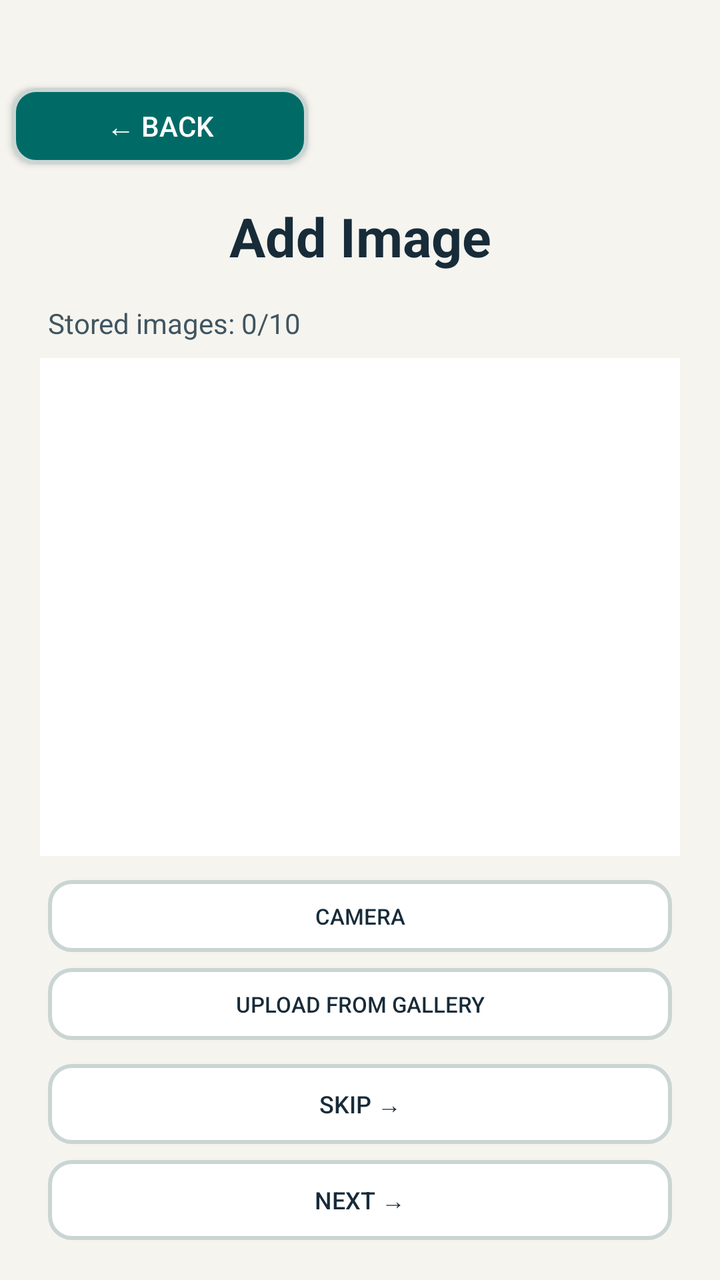
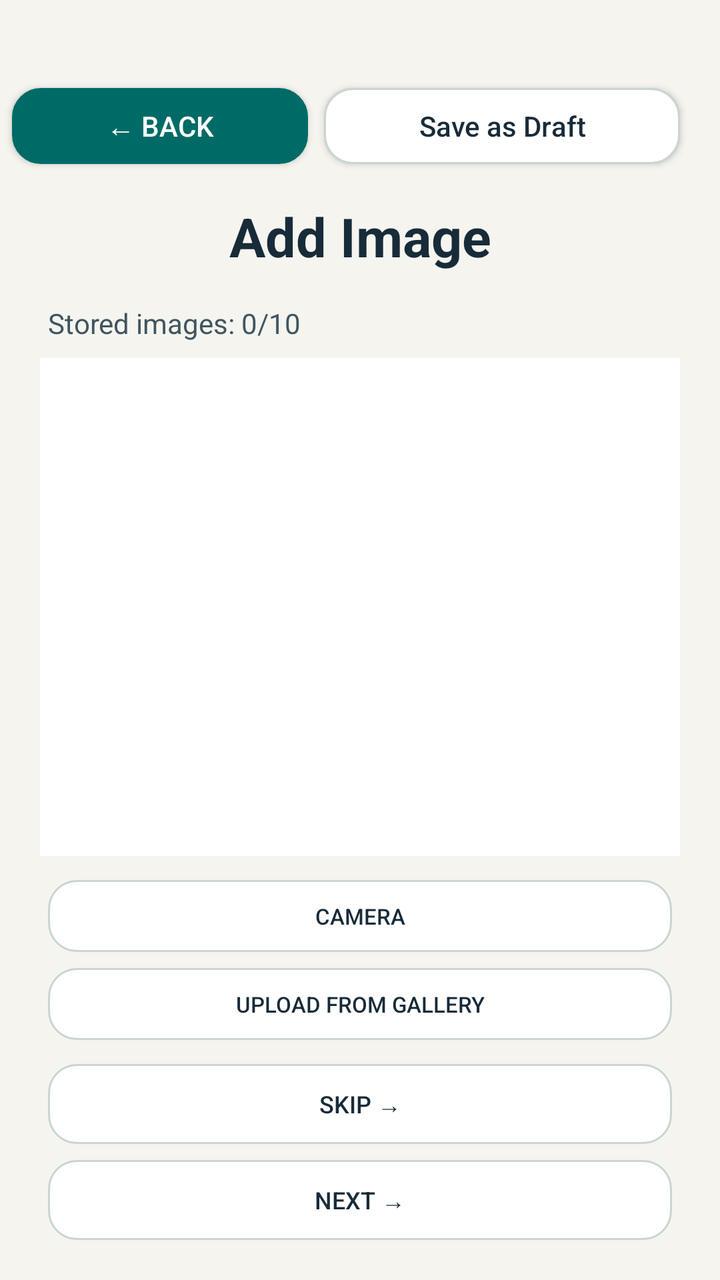

Before-and-after screenshots of an Android layout around one commit, followed by the original layout XML and the change that was made.
<!-- AndroidManifest.xml: application theme Theme.JavaReportingSystem -->
<!-- res/layout/activity_report_images.xml -->
<?xml version="1.0" encoding="utf-8"?>
<androidx.constraintlayout.widget.ConstraintLayout xmlns:android="http://schemas.android.com/apk/res/android"
    xmlns:app="http://schemas.android.com/apk/res-auto"
    xmlns:tools="http://schemas.android.com/tools"
    android:id="@+id/main"
    android:layout_width="match_parent"
    android:layout_height="match_parent"
    tools:context=".ui.ReportImagesActivity">

    
    <Button
        android:id="@+id/btnBack"
        android:layout_width="148dp"
        android:layout_height="38dp"
        android:layout_marginStart="6dp"
        android:layout_marginTop="44dp"
        android:background="@drawable/back_button"
        android:gravity="center"
        android:minHeight="0dp"
        android:minWidth="0dp"
        android:padding="0dp"
        android:text="← BACK"
        android:textColor="@color/safety_on_action"
        android:textAllCaps="false"
        android:textSize="14sp"
        app:layout_constraintStart_toStartOf="parent"
        app:layout_constraintTop_toTopOf="parent"
                app:backgroundTint="@null" />

    <TextView
        android:id="@+id/tvTitle"
        android:layout_width="wrap_content"
        android:layout_height="wrap_content"
        android:layout_marginTop="18dp"
        android:text="Add Image"
        android:textSize="27sp"
        android:textStyle="bold"
        android:textColor="@color/safety_text"
        app:layout_constraintTop_toBottomOf="@id/btnBack"
        app:layout_constraintStart_toStartOf="parent"
        app:layout_constraintEnd_toEndOf="parent" />

    <TextView
        android:id="@+id/tvImageCount"
        android:layout_width="wrap_content"
        android:layout_height="wrap_content"
        android:layout_marginStart="24dp"
        android:layout_marginTop="16dp"
        android:text="Stored images: 0/10"
        android:textSize="14sp"
        android:textColor="@color/safety_text_secondary"
        app:layout_constraintTop_toBottomOf="@id/tvTitle"
        app:layout_constraintStart_toStartOf="parent" />

    <androidx.recyclerview.widget.RecyclerView
        android:id="@+id/rvImageThumbnails"
        android:layout_width="0dp"
        android:layout_height="0dp"
        android:layout_marginStart="20dp"
        android:background="@color/safety_surface"
        android:layout_marginEnd="20dp"
        android:layout_marginTop="8dp"
        android:layout_marginBottom="12dp"
        android:clipToPadding="false"
        android:paddingBottom="4dp"
        android:overScrollMode="ifContentScrolls"
        app:layout_constraintTop_toBottomOf="@id/tvImageCount"
        app:layout_constraintBottom_toTopOf="@id/btnCamera"
        app:layout_constraintStart_toStartOf="parent"
        app:layout_constraintEnd_toEndOf="parent" />

    <Button
        android:id="@+id/btnCamera"
        android:layout_width="0dp"
        android:layout_height="36dp"
        android:layout_marginStart="24dp"
        android:layout_marginEnd="24dp"
        android:layout_marginBottom="8dp"
        android:text="CAMERA"
        android:textSize="11sp"
        android:textColor="@color/safety_text"
        android:background="@drawable/outline_button"
        android:minWidth="0dp"
        android:minHeight="0dp"
        android:padding="0dp"
        android:stateListAnimator="@null"
        app:layout_constraintBottom_toTopOf="@id/btnGallery"
        app:layout_constraintStart_toStartOf="parent"
        app:layout_constraintEnd_toEndOf="parent"
                app:backgroundTint="@null" />

    <Button
        android:id="@+id/btnGallery"
        android:layout_width="0dp"
        android:layout_height="36dp"
        android:layout_marginStart="24dp"
        android:layout_marginEnd="24dp"
        android:layout_marginBottom="12dp"
        android:text="UPLOAD FROM GALLERY"
        android:textSize="11sp"
        android:textColor="@color/safety_text"
        android:background="@drawable/outline_button"
        android:minWidth="0dp"
        android:minHeight="0dp"
        android:padding="0dp"
        android:stateListAnimator="@null"
        app:layout_constraintBottom_toTopOf="@id/btnSkip"
        app:layout_constraintStart_toStartOf="parent"
        app:layout_constraintEnd_toEndOf="parent"
                app:backgroundTint="@null" />

    <Button
        android:id="@+id/btnSkip"
        android:layout_width="0dp"
        android:layout_height="40dp"
        android:layout_marginStart="24dp"
        android:layout_marginEnd="24dp"
        android:layout_marginBottom="8dp"
        android:text="Skip →"
        android:textSize="12sp"
        android:textColor="@color/safety_text"
        android:background="@drawable/outline_button"
        android:minWidth="0dp"
        android:minHeight="0dp"
        android:padding="0dp"
        android:stateListAnimator="@null"
        app:layout_constraintBottom_toTopOf="@id/btnNext"
        app:layout_constraintStart_toStartOf="parent"
        app:layout_constraintEnd_toEndOf="parent"
                app:backgroundTint="@null" />

    <Button
        android:id="@+id/btnNext"
        android:layout_width="0dp"
        android:layout_height="40dp"
        android:layout_marginStart="24dp"
        android:layout_marginEnd="24dp"
        android:layout_marginBottom="20dp"
        android:text="Next →"
        android:textSize="12sp"
        android:textColor="@color/safety_text"
        android:background="@drawable/outline_button"
        android:minWidth="0dp"
        android:minHeight="0dp"
        android:padding="0dp"
        android:stateListAnimator="@null"
        app:layout_constraintBottom_toBottomOf="parent"
        app:layout_constraintStart_toStartOf="parent"
        app:layout_constraintEnd_toEndOf="parent"
                app:backgroundTint="@null" />

</androidx.constraintlayout.widget.ConstraintLayout>
<!-- resources referenced by this layout -->
<resources>
  <color name="safety_on_action">#FFFFFF</color>
  <color name="safety_surface">#FFFFFF</color>
  <color name="safety_text">#182B39</color>
  <color name="safety_text_secondary">#405560</color>
  <!-- drawable back_button (drawable) -->
  <?xml version="1.0" encoding="utf-8"?>
  <shape xmlns:android="http://schemas.android.com/apk/res/android"
      android:shape="rectangle">
  
      <solid android:color="@color/safety_action" />
  
      <stroke
          android:width="2dp"
          android:color="@color/safety_border" />
  
      <corners android:radius="11dp" />
  
  </shape>
  <!-- drawable outline_button (drawable) -->
  <?xml version="1.0" encoding="utf-8"?>
  <shape xmlns:android="http://schemas.android.com/apk/res/android"
      android:shape="rectangle">
  
      <solid android:color="@color/safety_surface" />
  
      <stroke
          android:width="2dp"
          android:color="@color/safety_border" />
  
      <corners android:radius="11dp" />
  
  </shape>
  <style name="Theme.JavaReportingSystem" parent="Base.Theme.JavaReportingSystem" />
  <color name="safety_action">#006B66</color>
  <color name="safety_border">#CAD5D3</color>
  <style name="Base.Theme.JavaReportingSystem" parent="Theme.AppCompat.Light.NoActionBar">
          <item name="colorPrimary">@color/safety_action</item>
          <item name="colorOnPrimary">@color/safety_on_action</item>
          <item name="colorSurface">@color/safety_surface</item>
          <item name="colorOnSurface">@color/safety_text</item>
          <item name="android:colorAccent">@color/safety_action</item>
          <item name="android:windowBackground">@color/safety_background</item>
          <item name="android:statusBarColor">@color/safety_background</item>
          <item name="android:navigationBarColor">@color/safety_background</item>
          <item name="android:windowLightStatusBar">true</item>
          <item name="android:windowLightNavigationBar">true</item>
      </style>
  <color name="safety_background">#F5F4EF</color>
</resources>

<!-- the commit's change to res/layout/activity_report_images.xml (unified diff, before → after) -->
@@ -26,6 +26,27 @@
         app:layout_constraintStart_toStartOf="parent"
         app:layout_constraintTop_toTopOf="parent"
                 app:backgroundTint="@null" />
+
+    <Button
+        android:id="@+id/btnSaveDraft"
+        android:layout_width="0dp"
+        android:layout_height="38dp"
+        android:layout_marginStart="8dp"
+        android:layout_marginEnd="20dp"
+        android:background="@drawable/outline_button"
+        android:text="@string/save_as_draft"
+        android:textAllCaps="false"
+        android:textColor="@color/safety_text"
+        android:textSize="14sp"
+        android:minWidth="0dp"
+        android:paddingStart="8dp"
+        android:paddingEnd="8dp"
+        app:backgroundTint="@null"
+        app:layout_constraintStart_toEndOf="@id/btnBack"
+        app:layout_constraintEnd_toEndOf="parent"
+        app:layout_constraintTop_toTopOf="@id/btnBack" />
+
+
 
     <TextView
         android:id="@+id/tvTitle"
<!-- resource entries referenced after the edit -->
@@ -6,32 +6,19 @@
   <color name="safety_text_secondary">#405560</color>
   <!-- drawable back_button (drawable) -->
   <?xml version="1.0" encoding="utf-8"?>
-  <shape xmlns:android="http://schemas.android.com/apk/res/android"
-      android:shape="rectangle">
-  
+  <shape xmlns:android="http://schemas.android.com/apk/res/android" android:shape="rectangle">
       <solid android:color="@color/safety_action" />
-  
-      <stroke
-          android:width="2dp"
-          android:color="@color/safety_border" />
-  
-      <corners android:radius="11dp" />
-  
+      <stroke android:width="1dp" android:color="@color/safety_action" />
+      <corners android:radius="14dp" />
   </shape>
   <!-- drawable outline_button (drawable) -->
   <?xml version="1.0" encoding="utf-8"?>
-  <shape xmlns:android="http://schemas.android.com/apk/res/android"
-      android:shape="rectangle">
-  
+  <shape xmlns:android="http://schemas.android.com/apk/res/android" android:shape="rectangle">
       <solid android:color="@color/safety_surface" />
-  
-      <stroke
-          android:width="2dp"
-          android:color="@color/safety_border" />
-  
-      <corners android:radius="11dp" />
-  
+      <stroke android:width="1dp" android:color="@color/safety_border" />
+      <corners android:radius="14dp" />
   </shape>
+  <string name="save_as_draft">Save as Draft</string>
   <style name="Theme.JavaReportingSystem" parent="Base.Theme.JavaReportingSystem" />
   <color name="safety_action">#006B66</color>
   <color name="safety_border">#CAD5D3</color>
